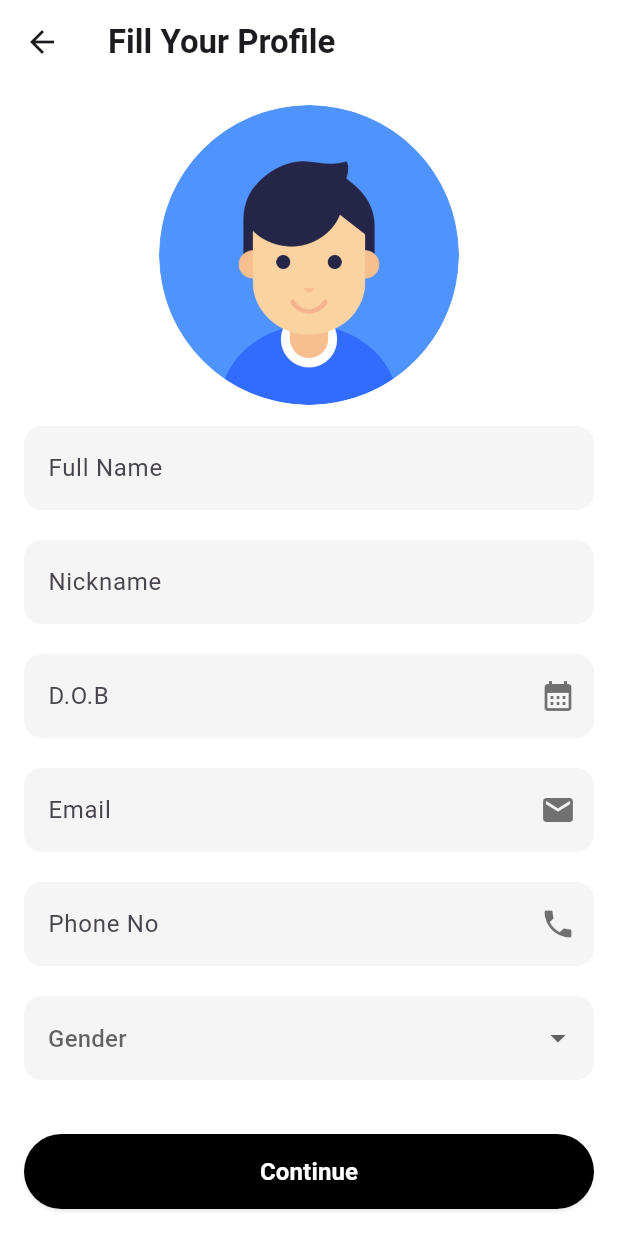
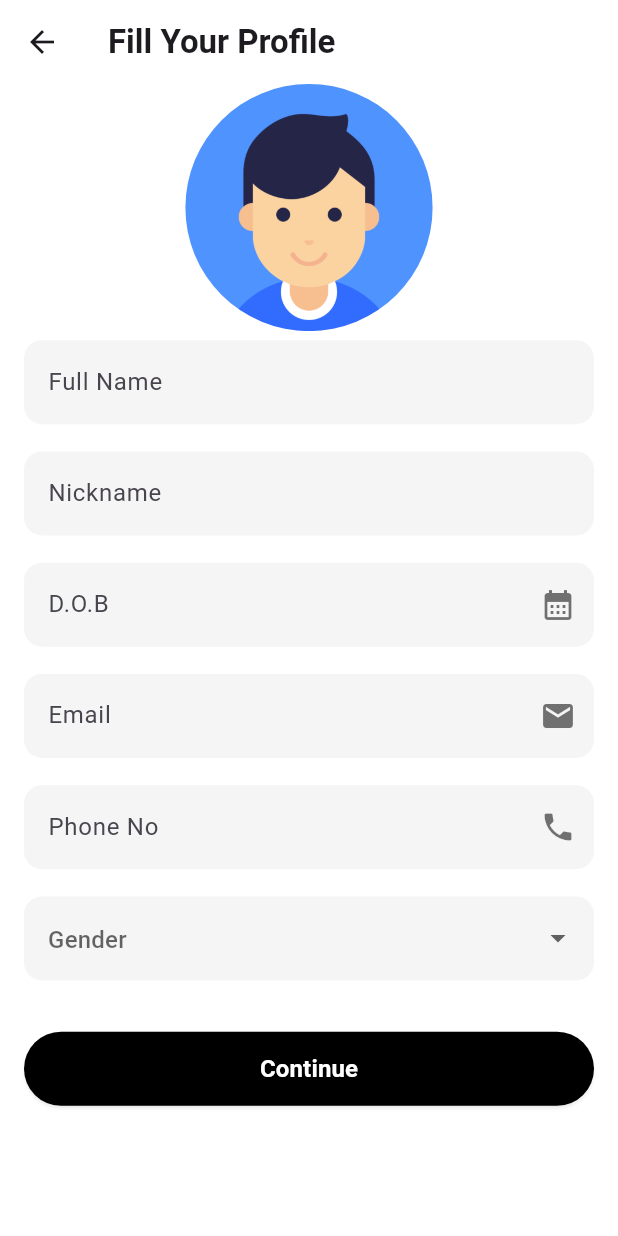
Before and after one commit to Lokeshpawalia/Funica_flutter, a Flutter app: the FillYourProfile screen opened directly, on a phone screen of 412 x 824 dp. Run offline on Flutter 3.47's test engine with Material 3 defaults, Android fonts, the phone set to English and light mode, and no system bars; our stand-ins replace loading_animation_widget.

Commit message:
Funica commit change

```diff
--- a/lib/modules/account_creation/fill_your_profile.dart
+++ b/lib/modules/account_creation/fill_your_profile.dart
@@ -11,6 +11,7 @@ class FillYourProfile extends StatefulWidget {
 class _FillYourProfileState extends State<FillYourProfile> {
   @override
   Widget build(BuildContext context) {
+    double screenHeight = MediaQuery.of(context).size.height;
     return Scaffold(
       backgroundColor: Colors.white,
       resizeToAvoidBottomInset: true,
@@ -25,31 +26,53 @@ class _FillYourProfileState extends State<FillYourProfile> {
         padding: const EdgeInsets.symmetric(horizontal: 16),
         child: Column(
           children: [
-            _buildProfileImage(),
-            _buildTextField(
+            Container(height: screenHeight * 0.2, child: _buildProfileImage()),
+            SizedBox(
+              height: 6,
+            ),
+            Container(
+              height: screenHeight * 0.09,
+              child: _buildTextField(
                   hintText: "Full Name", keyboardType: TextInputType.name),
-            _buildTextField(
+            ),
+            Container(
+              height: screenHeight * 0.09,
+              child: _buildTextField(
                   hintText: "Nickname", keyboardType: TextInputType.name),
-            _buildTextField(
+            ),
+            Container(
+              height: screenHeight * 0.09,
+              child: _buildTextField(
                 hintText: "D.O.B",
                 keyboardType: TextInputType.datetime,
                 suffixIcon: Icons.calendar_month,
               ),
-            _buildTextField(
+            ),
+            Container(
+              height: screenHeight * 0.09,
+              child: _buildTextField(
                 hintText: "Email",
                 keyboardType: TextInputType.emailAddress,
                 suffixIcon: Icons.email,
               ),
-            _buildTextField(
+            ),
+            Container(
+              height: screenHeight * 0.09,
+              child: _buildTextField(
                 hintText: "Phone No",
                 keyboardType: TextInputType.phone,
                 suffixIcon: Icons.phone,
               ),
-            _buildGenderDropdown(),
+            ),
+            Container(
+                height: screenHeight * 0.09, child: _buildGenderDropdown()),
             const SizedBox(height: 16),
-            CustomButton(
+            Container(
+              height: screenHeight * 0.06,
+              child: CustomButton(
                 btName: 'Continue',
                 callback: () {},
+              ),
             ),
             const SizedBox(height: 18),
           ],
@@ -59,9 +82,7 @@ class _FillYourProfileState extends State<FillYourProfile> {
   }
 
   Widget _buildProfileImage() {
-    return Expanded(
-      flex: 3,
-      child: Center(
+    return Center(
       child: Container(
         height: 200,
         width: 200,
@@ -73,7 +94,6 @@ class _FillYourProfileState extends State<FillYourProfile> {
           ),
         ),
       ),
-      ),
     );
   }
 
@@ -82,9 +102,7 @@ class _FillYourProfileState extends State<FillYourProfile> {
     required TextInputType keyboardType,
     IconData? suffixIcon,
   }) {
-    return Expanded(
-      flex: 1,
-      child: TextField(
+    return TextField(
       decoration: InputDecoration(
         hintText: hintText,
         border: OutlineInputBorder(
@@ -97,19 +115,15 @@ class _FillYourProfileState extends State<FillYourProfile> {
         ),
         filled: true,
         fillColor: Colors.grey[100],
-          suffixIcon: suffixIcon != null
-              ? Icon(suffixIcon, color: Colors.black54)
-              : null,
+        suffixIcon:
+            suffixIcon != null ? Icon(suffixIcon, color: Colors.black54) : null,
       ),
       keyboardType: keyboardType,
-      ),
     );
   }
 
   Widget _buildGenderDropdown() {
-    return Expanded(
-      flex: 1,
-      child: DropdownButtonFormField<String>(
+    return DropdownButtonFormField<String>(
       decoration: InputDecoration(
         hintText: "Gender",
         border: OutlineInputBorder(
@@ -133,7 +147,6 @@ class _FillYourProfileState extends State<FillYourProfile> {
           child: Text(gender),
         );
       }).toList(),
-      ),
     );
   }
 }
```
Lines whose indentation alone changed are shown as unchanged.
